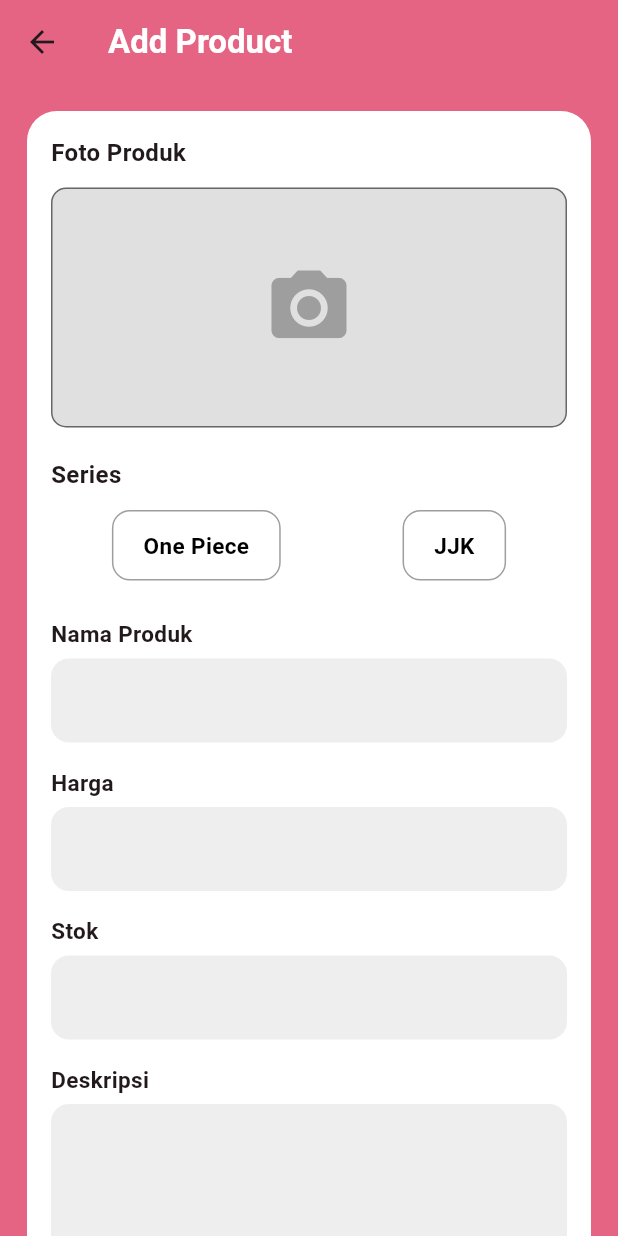
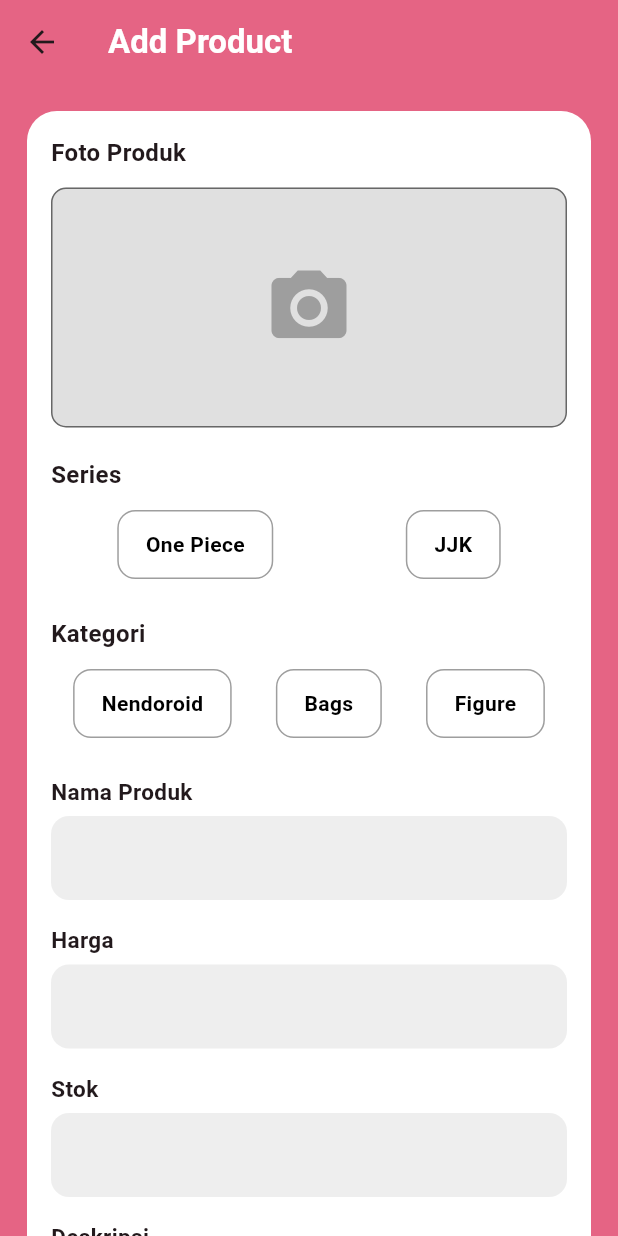
Before and after one commit to Lutfi-Muhamad/OtakuShop, a Flutter app: the AddProductPage screen opened directly, on a phone screen of 412 x 824 dp. Run offline on Flutter 3.47's test engine with Material 3 defaults, Android fonts, the phone set to English and light mode, and no system bars; our stand-ins replace carousel_slider, fl_chart, get, image_picker, shared_preferences; accounts and stored records are empty; network calls fail.

Commit message:
category

```diff
--- a/lib/common/drawer_widget.dart
+++ b/lib/common/drawer_widget.dart
@@ -32,8 +32,8 @@ class AppDrawer extends StatelessWidget {
 
               _drawerButton(
                 context,
-                title: "Best Seller Page",
-                page: const BestSellerPage(),
+                title: "Best Sales Page",
+                page: const BestSalesPage(),
               ),
 
               _drawerButton(
--- a/lib/models/product.dart
+++ b/lib/models/product.dart
@@ -2,6 +2,7 @@ class Product {
   final int id;
   final String name;
   final String description;
+  final String category;
   final int? price;
   final int stock;
   final List<String> images;
@@ -11,6 +12,7 @@ class Product {
   Product({
     required this.id,
     required this.name,
+    required this.category,
     required this.description,
     required this.price,
     required this.stock,
@@ -25,8 +27,9 @@ class Product {
       name: json['name'],
       description: json['description'],
       price: json['price'],
+      category: json['category'],
       stock: json['stock'],
-      images: List<String>.from(json['images']), // ✅ FIX UTAMA DI SINI
+      images: List<String>.from(json['images']),
       imageType: json['image_type'],
       aspectRatio: json['aspect_ratio'],
     );
--- a/lib/seller/add_product_page.dart
+++ b/lib/seller/add_product_page.dart
@@ -17,12 +17,12 @@ class _AddProductPageState extends State<AddProductPage> {
   final TextEditingController stockController = TextEditingController();
 
   String? selectedSeries;
+  String? selectedCategory;
   List<File> selectedImages = [];
 
   final ImagePicker picker = ImagePicker();
   final SellerProductService productService = SellerProductService();
 
-  // sementara (ambil dari database user nanti)
   int tokoId = 2;
 
   // ==============================
@@ -30,7 +30,6 @@ class _AddProductPageState extends State<AddProductPage> {
   // ==============================
   Future<void> pickImages() async {
     final List<XFile>? files = await picker.pickMultiImage();
-
     if (files != null) {
       setState(() {
         selectedImages = files.map((e) => File(e.path)).toList();
@@ -39,28 +38,46 @@ class _AddProductPageState extends State<AddProductPage> {
   }
 
   // ==============================
-  // SERIES BOX
+  // SERIES BUTTON
   // ==============================
   Widget choiceSeries(String title, String value) {
+    return _choiceBox(
+      title: title,
+      selected: selectedSeries == value,
+      onTap: () => setState(() => selectedSeries = value),
+    );
+  }
+
+  // ==============================
+  // CATEGORY BUTTON
+  // ==============================
+  Widget choiceCategory(String title, String value) {
+    return _choiceBox(
+      title: title,
+      selected: selectedCategory == value,
+      onTap: () => setState(() => selectedCategory = value),
+    );
+  }
+
+  Widget _choiceBox({
+    required String title,
+    required bool selected,
+    required VoidCallback onTap,
+  }) {
     return GestureDetector(
-      onTap: () {
-        setState(() {
-          selectedSeries = value;
-        });
-      },
+      onTap: onTap,
       child: Container(
-        padding: const EdgeInsets.symmetric(horizontal: 20, vertical: 12),
+        padding: const EdgeInsets.symmetric(horizontal: 18, vertical: 12),
         decoration: BoxDecoration(
-          color: selectedSeries == value ? Colors.pink : Colors.white,
+          color: selected ? Colors.pink : Colors.white,
           borderRadius: BorderRadius.circular(12),
           border: Border.all(color: Colors.grey),
         ),
         child: Text(
           title,
           style: TextStyle(
-            color: selectedSeries == value ? Colors.white : Colors.black,
+            color: selected ? Colors.white : Colors.black,
             fontWeight: FontWeight.bold,
-            fontSize: 15,
           ),
         ),
       ),
@@ -71,14 +88,18 @@ class _AddProductPageState extends State<AddProductPage> {
   // SUBMIT
   // ==============================
   Future<void> submitProduct() async {
-    // ================= VALIDASI =================
     if (selectedImages.isEmpty) {
       showMsg("Pilih minimal 1 foto");
       return;
     }
 
     if (selectedSeries == null) {
-      showMsg("Pilih series produk terlebih dahulu");
+      showMsg("Pilih series produk");
+      return;
+    }
+
+    if (selectedCategory == null) {
+      showMsg("Pilih kategori produk");
       return;
     }
 
@@ -90,10 +111,10 @@ class _AddProductPageState extends State<AddProductPage> {
       return;
     }
 
-    // ================= SUBMIT =================
     try {
       final result = await productService.createProduct(
         name: nameController.text,
+        category: selectedCategory!, // ← TERKIRIM
         description: descController.text,
         price: int.parse(priceController.text),
         stock: int.parse(stockController.text),
@@ -146,9 +167,6 @@ class _AddProductPageState extends State<AddProductPage> {
             child: Column(
               crossAxisAlignment: CrossAxisAlignment.start,
               children: [
-                // ==============================
-                // FOTO PRODUK
-                // ==============================
                 const Text(
                   "Foto Produk",
                   style: TextStyle(fontSize: 16, fontWeight: FontWeight.bold),
@@ -159,7 +177,6 @@ class _AddProductPageState extends State<AddProductPage> {
                   onTap: pickImages,
                   child: Container(
                     height: 160,
-                    width: double.infinity,
                     decoration: BoxDecoration(
                       color: Colors.grey.shade300,
                       borderRadius: BorderRadius.circular(10),
@@ -178,7 +195,7 @@ class _AddProductPageState extends State<AddProductPage> {
                             children: selectedImages
                                 .map(
                                   (img) => Padding(
-                                    padding: const EdgeInsets.all(8.0),
+                                    padding: const EdgeInsets.all(8),
                                     child: Image.file(img, height: 150),
                                   ),
                                 )
@@ -189,9 +206,6 @@ class _AddProductPageState extends State<AddProductPage> {
 
                 const SizedBox(height: 20),
 
-                // ==============================
-                // SERIES
-                // ==============================
                 const Text(
                   "Series",
                   style: TextStyle(fontSize: 16, fontWeight: FontWeight.bold),
@@ -207,28 +221,35 @@ class _AddProductPageState extends State<AddProductPage> {
 
                 const SizedBox(height: 25),
 
-                // ==============================
-                // INPUT FORM
-                // ==============================
+                const Text(
+                  "Kategori",
+                  style: TextStyle(fontSize: 16, fontWeight: FontWeight.bold),
+                ),
+                const SizedBox(height: 12),
+                Row(
+                  mainAxisAlignment: MainAxisAlignment.spaceAround,
+                  children: [
+                    choiceCategory("Nendoroid", "nendoroid"),
+                    choiceCategory("Bags", "bags"),
+                    choiceCategory("Figure", "figure"),
+                  ],
+                ),
+
+                const SizedBox(height: 25),
+
                 makeField("Nama Produk", nameController),
                 const SizedBox(height: 16),
-
                 makeField("Harga", priceController, type: TextInputType.number),
                 const SizedBox(height: 16),
-
                 makeField("Stok", stockController, type: TextInputType.number),
                 const SizedBox(height: 16),
-
                 makeField("Deskripsi", descController, lines: 4),
                 const SizedBox(height: 25),
 
-                // ==============================
-                // BUTTON CONFIRM
-                // ==============================
                 SizedBox(
                   width: double.infinity,
                   child: ElevatedButton(
-                    onPressed: submitProduct, // ← WAJIB ADA INI!
+                    onPressed: submitProduct,
                     style: ElevatedButton.styleFrom(
                       backgroundColor: Colors.pink,
                     ),
@@ -246,9 +267,6 @@ class _AddProductPageState extends State<AddProductPage> {
     );
   }
 
-  // ============================================================
-  // WIDGET TEXT FIELD
-  // ============================================================
   Widget makeField(
     String title,
     TextEditingController c, {
--- a/lib/services/seller_product_service.dart
+++ b/lib/services/seller_product_service.dart
@@ -18,6 +18,7 @@ class SellerProductService {
   /// ===========================================================
   Future<Map<String, dynamic>> createProduct({
     required String name,
+    required String category,
     required String description,
     required int price,
     required int stock,
@@ -49,6 +50,7 @@ class SellerProductService {
       // ================= FIELDS =================
       request.fields.addAll({
         'name': name,
+        'category': category,
         'description': description,
         'price': price.toString(),
         'stock': stock.toString(),
```
Also changed, not shown: lib/analytics/best_sales_page.dart (+93 -57 lines), lib/services/report_service.dart (+28 -1 lines).
